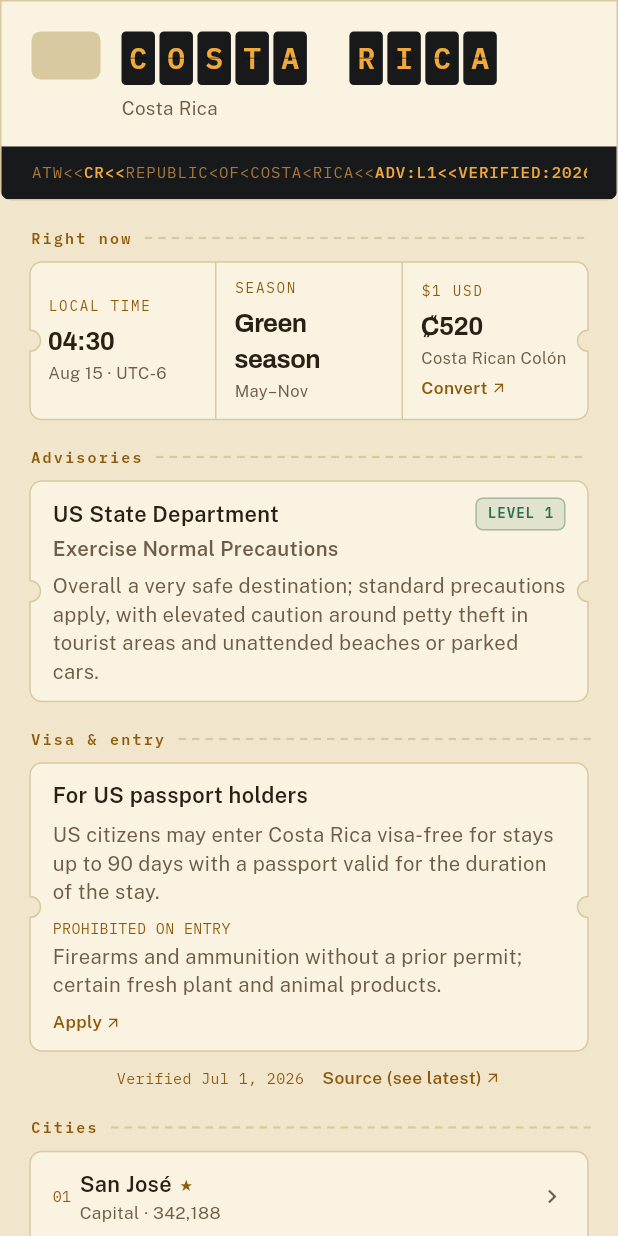
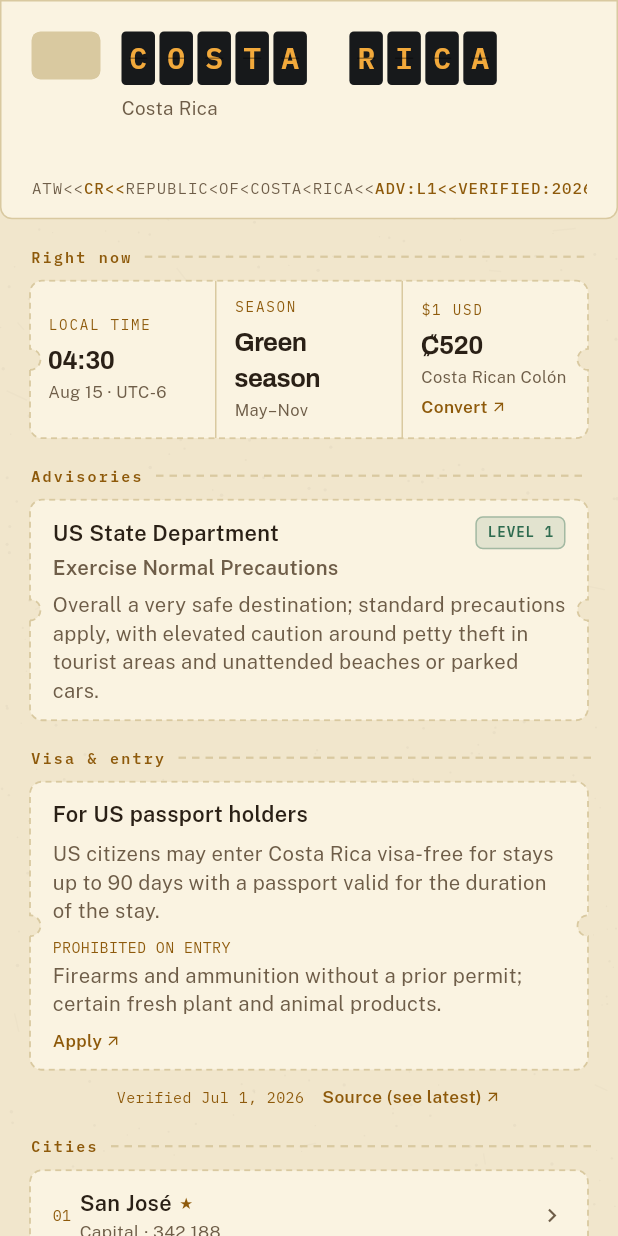
Before and after one commit to colleenkhm/around-the-word, a Flutter app: the screen it shows after launch, on a phone screen of 412 x 824 dp. Run offline on Flutter 3.47's test engine with Material 3 defaults, Android fonts, the phone set to English and light mode, and no system bars; network calls fail.

Commit message:
update theme

```diff
--- a/lib/screens/country_header_preview_screen.dart
+++ b/lib/screens/country_header_preview_screen.dart
@@ -10,6 +10,7 @@
 import '../utils/hex_color.dart';
 import '../widgets/country_page/cities_section.dart';
 import '../widgets/country_page/country_header.dart';
+import '../widgets/country_page/paper_texture.dart';
 import '../widgets/country_page/right_now_strip.dart';
 import '../widgets/country_page/section_heading.dart';
 import '../widgets/country_page/travel_info_section.dart';
@@ -99,9 +100,10 @@
     final bundle = _bundle;
     return Scaffold(
       backgroundColor: _pageBackground(bundle),
-      body: bundle == null
-          ? const Center(child: CircularProgressIndicator())
-          : SafeArea(
+      body: PaperTexture(
+        child: bundle == null
+            ? const Center(child: CircularProgressIndicator())
+            : SafeArea(
               child: Column(
                 children: [
                   CountryHeader(
@@ -169,6 +171,7 @@
                 ],
               ),
             ),
+      ),
     );
   }
 }
--- a/lib/theme/country_theme.dart
+++ b/lib/theme/country_theme.dart
@@ -4,20 +4,22 @@
 /// **ticket** as the base, with the dark **arrivals-board** treatment kept
 /// as an inset, not spread across the whole page.
 ///
-/// **Re-based 2026-08-11, a third time** — per Colleen: "I don't think I
-/// like how dark it is... maybe we should make it look more like a ticket
-/// than an arrivals/departure board... or a combination of both but all
-/// within one color theme." The previous pass made *everything* dark
-/// (page, header, every card) to chase the board metaphor as hard as
-/// possible; this walks that back to a light, warm "ticket stock" surface
-/// for the page and every card, and keeps the near-black board panel only
-/// where it was actually earned — the MRZ strip and [SplitFlapText]'s
-/// name cells, the two pieces Colleen specifically said she liked ("the
-/// part that looks like <<ATW<< and mimics travel/ticket stuff"). One
-/// accent color (`ticketRust`, a dark saturated amber) carries the theme
-/// on every light surface; the board panels keep their own brighter
-/// `boardAmber` pair, since that's tuned for a dark background a light
-/// accent color isn't.
+/// **Re-based twice more the same day.** First: per Colleen, "I don't
+/// think I like how dark it is... maybe we should make it look more like
+/// a ticket than an arrivals/departure board" — walked the whole-page-dark
+/// pass back to a light, warm "ticket stock" surface for the page and
+/// every card, keeping the near-black board panel only on the MRZ strip
+/// and [SplitFlapText]'s name cells (what Colleen said she actually liked
+/// — "the part that looks like <<ATW<< and mimics travel/ticket stuff").
+/// Second: per Colleen again, that MRZ strip's solid dark bar itself then
+/// read as "one bar of black... it looks off" once it was the only dark
+/// rectangle left on an otherwise light page — so the MRZ strip's
+/// background came off too; only [SplitFlapText]'s flap cells still use
+/// the dark board surface now, each one small and clearly a mechanical
+/// cell rather than a leftover panel. One accent color (`ticketRust`, a
+/// dark saturated amber) now carries the theme almost everywhere,
+/// including the MRZ text itself; `boardAmber` is reserved for the flap
+/// cells alone.
 ///
 /// Plain static consts rather than a ThemeExtension: this app's styling
 /// has stayed deliberately simple so far (see HANDOFF.md on `provider` vs
@@ -62,23 +64,21 @@
   /// Shared corner radius for card-style panels and the header.
   static const cardRadius = 8.0;
 
-  // --- Board insets (dark) — MRZ strip + split-flap name cells only ---
+  // --- Board inset (dark) — [SplitFlapText]'s flap cells only ---------
 
-  /// The board panel's own dark surface — deliberately **not** reused for
-  /// anything else on the page anymore (an earlier pass unified this with
-  /// `ink`/every card; that's what made the whole page read as one giant
-  /// dark board instead of a ticket with one printed data-strip on it).
+  /// The flap cells' own dark surface — deliberately **not** reused for
+  /// anything else on the page (not even the MRZ strip anymore, see the
+  /// class doc). Each flap cell is small and individually mechanical-
+  /// looking, which reads as intentional in a way one big dark rectangle
+  /// didn't.
   static const boardBg = Color(0xFF17191B);
 
   /// The flap's physical center crease in [SplitFlapText]'s cells.
   static const boardSeam = Color(0x59000000);
 
-  /// Bright board-panel text (MRZ's emphasized segments, flap-cell
-  /// letters) — only ever sits on [boardBg], never on a ticket surface.
+  /// Flap-cell letter color — only ever sits on [boardBg], never on a
+  /// ticket surface.
   static const boardAmber = Color(0xFFF2A93B);
-
-  /// Dimmer board-panel text — MRZ's plain segments.
-  static const boardAmberMuted = Color(0xFFA9793E);
 
   // Advisory levels 1–4, low to high risk — back to darker, light-card-
   // tuned values now that every card is light again.
@@ -202,21 +202,24 @@
     color: inkSoft,
   );
 
-  /// MRZ strip — monospace, on the dark [boardBg] panel; `strong` variant
-  /// for the bracketed data tokens. Unchanged by this pass — the MRZ
-  /// strip is one of the two pieces that kept the dark board treatment.
+  /// MRZ strip — monospace; `strong` variant for the bracketed data
+  /// tokens. Moved off the dark [boardBg]/[boardAmber] pair onto the
+  /// light-surface accent this pass (2026-08-11) — the strip's solid
+  /// dark background read as a stray leftover dark-theme fragment once
+  /// the rest of the header went light, not an intentional design piece.
+  /// Only [SplitFlapText]'s flap cells keep the dark board treatment now.
   static const mrz = TextStyle(
     fontFamily: _mono,
     fontSize: 10.5,
     letterSpacing: 0.63,
-    color: boardAmberMuted,
+    color: inkSoft,
   );
   static const mrzStrong = TextStyle(
     fontFamily: _mono,
     fontSize: 10.5,
     letterSpacing: 0.63,
     fontWeight: FontWeight.w500,
-    color: boardAmber,
+    color: ticketRust,
   );
 
   /// Tab pill label text.
--- a/lib/widgets/country_page/country_header.dart
+++ b/lib/widgets/country_page/country_header.dart
@@ -3,6 +3,7 @@
 import '../../models/country_bundle.dart';
 import '../../theme/country_theme.dart';
 import '../../utils/flag_url.dart';
+import 'dashed_divider.dart';
 import 'split_flap_text.dart';
 
 const _tabLabels = {
@@ -311,11 +312,12 @@
   }
 }
 
-/// The passport-style "machine readable zone" strip — now its own
-/// full-bleed amber-on-black board panel (changed 2026-08-11, see
-/// [CountryTheme.boardBg]'s doc comment) rather than a plain divider line
-/// on the header's navy background, leaning further into the departures-
-/// board read this strip already had going for it. Segments are built
+/// The passport-style "machine readable zone" strip — sits directly on
+/// the header's light [CountryTheme.card] surface, set off from the
+/// name/flag row above by a perforated [DashedDivider] rather than a
+/// solid dark background (see [CountryTheme]'s class doc: an earlier
+/// version was its own full-bleed dark panel, which read as a stray
+/// leftover once the rest of the header went light). Segments are built
 /// from whatever real data is available and cleanly derivable; see the
 /// class doc on [CountryHeader] for the one segment (VISA) left out.
 class _MrzStrip extends StatelessWidget {
@@ -346,19 +348,29 @@
 
     return Container(
       width: double.infinity,
-      color: CountryTheme.boardBg,
-      padding: const EdgeInsets.symmetric(horizontal: 20, vertical: 10),
-      child: SingleChildScrollView(
+      padding: const EdgeInsets.fromLTRB(20, 10, 20, 12),
+      child: Column(
+        crossAxisAlignment: CrossAxisAlignment.start,
+        mainAxisSize: MainAxisSize.min,
+        children: [
+          const DashedDivider(),
+          const SizedBox(height: 9),
+          SingleChildScrollView(
             scrollDirection: Axis.horizontal,
             child: Row(
               children: [
                 for (final s in segments)
                   GestureDetector(
                     onTap: s.onTap,
-                child: Text(s.text, style: s.strong ? CountryTheme.mrzStrong : CountryTheme.mrz),
+                    child: Text(
+                      s.text,
+                      style: s.strong ? CountryTheme.mrzStrong : CountryTheme.mrz,
+                    ),
                   ),
               ],
             ),
+          ),
+        ],
       ),
     );
   }
--- /dev/null
+++ b/lib/widgets/country_page/dashed_divider.dart
@@ -0,0 +1,52 @@
+import 'package:flutter/material.dart';
+
+import '../../theme/country_theme.dart';
+
+/// A thin horizontal dashed line — the perforated "tear line" motif used
+/// across the page ([SectionHeading]'s trailing rule, the MRZ strip's top
+/// edge). Extracted 2026-08-11 once a second call site needed the exact
+/// same painter [SectionHeading] already had privately.
+///
+/// **Painted, not built with `LayoutBuilder`** — using `LayoutBuilder` to
+/// space the dashes across the available width broke `SectionHeading`
+/// once already: it sits inside `TravelInfoSection`'s `IntrinsicHeight`
+/// on desktop, and `LayoutBuilder` explicitly does not support being
+/// asked for intrinsic dimensions — it throws rather than answering.
+/// `CustomPaint` has no such restriction; it just paints within whatever
+/// size layout gives it at paint time.
+class DashedDivider extends StatelessWidget {
+  final double height;
+
+  const DashedDivider({super.key, this.height = 1.5});
+
+  @override
+  Widget build(BuildContext context) {
+    return SizedBox(
+      height: height,
+      child: CustomPaint(painter: const _DashedLinePainter()),
+    );
+  }
+}
+
+class _DashedLinePainter extends CustomPainter {
+  const _DashedLinePainter();
+
+  static const _dashWidth = 5.0;
+  static const _gap = 4.0;
+
+  @override
+  void paint(Canvas canvas, Size size) {
+    final paint = Paint()
+      ..color = CountryTheme.rule
+      ..strokeWidth = 1.5;
+    final y = size.height / 2;
+    var x = 0.0;
+    while (x < size.width) {
+      canvas.drawLine(Offset(x, y), Offset(x + _dashWidth, y), paint);
+      x += _dashWidth + _gap;
+    }
+  }
+
+  @override
+  bool shouldRepaint(covariant _DashedLinePainter oldDelegate) => false;
+}
--- /dev/null
+++ b/lib/widgets/country_page/paper_texture.dart
@@ -0,0 +1,65 @@
+import 'dart:math' as math;
+
+import 'package:flutter/material.dart';
+
+import '../../theme/country_theme.dart';
+
+/// A faint fleck texture painted behind [child] — kraft/recycled paper
+/// stock, not a flat color fill. Added 2026-08-11 (per Colleen: a single
+/// flat page color with slightly-lighter flat cards on top is the exact
+/// "AI-default" look she was pointing at — texture is one thing a plain
+/// CSS-variable color swap never has).
+///
+/// **Deterministic, not random-per-frame** — the flecks are generated
+/// once from a fixed seed, not re-rolled on every repaint, so the
+/// texture doesn't shimmer/jitter as the page scrolls or rebuilds.
+/// Sized to whatever [child] occupies (typically the full screen, via
+/// wrapping `Scaffold.body`), not the scrollable content's full height —
+/// keeps the fleck count bounded regardless of how long the page gets.
+class PaperTexture extends StatelessWidget {
+  final Widget child;
+
+  const PaperTexture({super.key, required this.child});
+
+  @override
+  Widget build(BuildContext context) {
+    return CustomPaint(
+      painter: const _PaperTexturePainter(),
+      child: child,
+    );
+  }
+}
+
+class _PaperTexturePainter extends CustomPainter {
+  const _PaperTexturePainter();
+
+  @override
+  void paint(Canvas canvas, Size size) {
+    final rng = math.Random(7); // fixed seed — see class doc
+    final fleckPaint = Paint()..color = CountryTheme.ink.withValues(alpha: 0.035);
+    final fiberPaint = Paint()
+      ..color = CountryTheme.ink.withValues(alpha: 0.02)
+      ..strokeWidth = 1;
+
+    final fleckCount = (size.width * size.height / 700).round();
+    for (var i = 0; i < fleckCount; i++) {
+      final center = Offset(rng.nextDouble() * size.width, rng.nextDouble() * size.height);
+      canvas.drawCircle(center, 0.4 + rng.nextDouble() * 0.8, fleckPaint);
+    }
+
+    // A handful of short, faintly visible fibers alongside the flecks —
+    // real kraft paper has both, and fibers read as "paper" in a way
+    // uniform dots alone don't.
+    final fiberCount = (size.width * size.height / 9000).round();
+    for (var i = 0; i < fiberCount; i++) {
+      final start = Offset(rng.nextDouble() * size.width, rng.nextDouble() * size.height);
+      final angle = rng.nextDouble() * math.pi * 2;
+      final length = 6 + rng.nextDouble() * 10;
+      final end = start + Offset(math.cos(angle), math.sin(angle)) * length;
+      canvas.drawLine(start, end, fiberPaint);
+    }
+  }
+
+  @override
+  bool shouldRepaint(covariant _PaperTexturePainter oldDelegate) => false;
+}
--- a/lib/widgets/country_page/section_heading.dart
+++ b/lib/widgets/country_page/section_heading.dart
@@ -1,29 +1,11 @@
 import 'package:flutter/material.dart';
 
 import '../../theme/country_theme.dart';
+import 'dashed_divider.dart';
 
 /// A section label with a trailing perforated "tear line" rule — shared by
 /// every Overview-tab section ("Right now", "Advisories", "Cities", ...),
-/// not just this one.
-///
-/// **Dashed, not solid** (changed 2026-08-11) — a separate
-/// `TicketPerforation` divider used to run between whole sections *in
-/// addition to* this heading's own solid trailing line, two different
-/// divider styles doing the same job right next to each other. Now
-/// consolidated into one: this heading's line is the perforated one,
-/// `TicketPerforation` was removed rather than kept alongside it.
-///
-/// **Painted, not built with `LayoutBuilder`** — a first attempt at this
-/// used `LayoutBuilder` to space the dashes across the available width,
-/// and broke `TravelInfoSection`'s desktop layout: `_AdvisoriesColumn`/
-/// `_VisaColumn` (which both contain a `SectionHeading`) sit inside an
-/// `IntrinsicHeight` there (see [TravelInfoSection]'s doc comment on the
-/// equal-box-height behavior), and `LayoutBuilder` explicitly does not
-/// support being asked for intrinsic dimensions — it throws rather than
-/// answering. `CustomPaint` has no such restriction (it just paints
-/// within whatever size layout gives it), so the dash line is drawn with
-/// a `CustomPainter` instead, using the actual final width at paint time
-/// rather than needing to know it during build.
+/// not just this one. The dashed line itself is [DashedDivider].
 class SectionHeading extends StatelessWidget {
   final String label;
 
@@ -37,37 +19,9 @@
         children: [
           Text(label, style: CountryTheme.sectionLabel),
           const SizedBox(width: 9),
-          const Expanded(
-            child: SizedBox(
-              height: 8,
-              child: CustomPaint(painter: _DashedLinePainter()),
-            ),
-          ),
+          const Expanded(child: DashedDivider(height: 8)),
         ],
       ),
     );
   }
 }
-
-class _DashedLinePainter extends CustomPainter {
-  const _DashedLinePainter();
-
-  static const _dashWidth = 5.0;
-  static const _gap = 4.0;
-
-  @override
-  void paint(Canvas canvas, Size size) {
-    final paint = Paint()
-      ..color = CountryTheme.rule
-      ..strokeWidth = 1.5;
-    final y = size.height / 2;
-    var x = 0.0;
-    while (x < size.width) {
-      canvas.drawLine(Offset(x, y), Offset(x + _dashWidth, y), paint);
-      x += _dashWidth + _gap;
-    }
-  }
-
-  @override
-  bool shouldRepaint(covariant _DashedLinePainter oldDelegate) => false;
-}
```
Also changed, not shown: lib/widgets/country_page/ticket_panel.dart (+27 -2 lines), 1 other file. Lines whose indentation alone changed are shown as unchanged.
